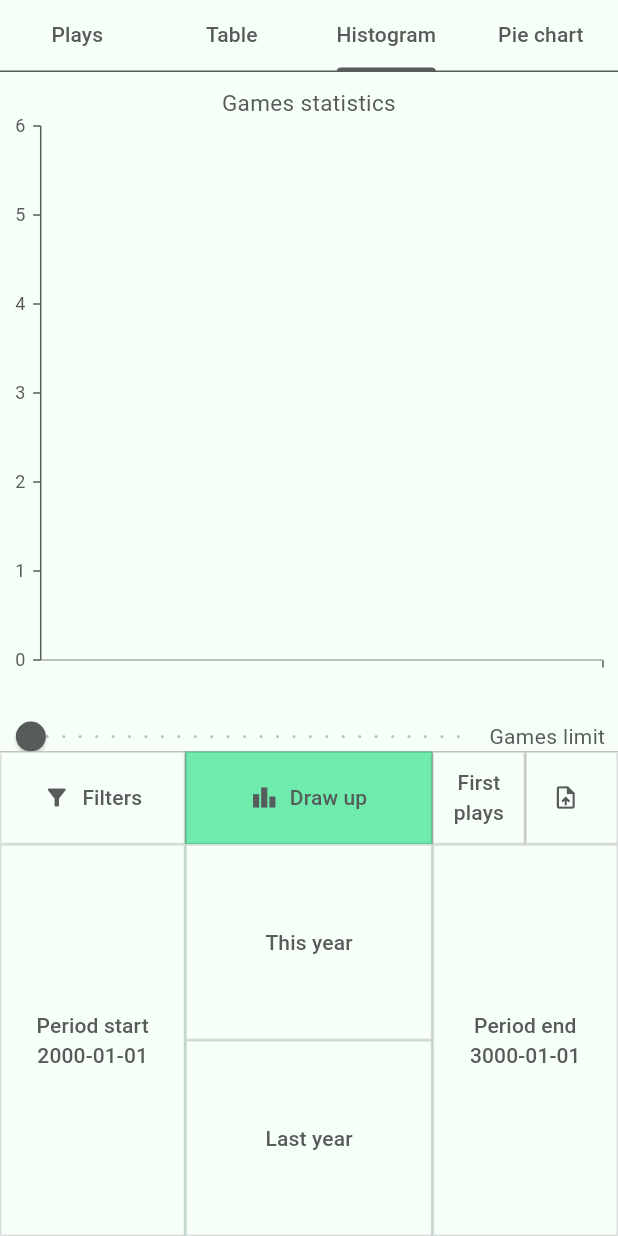
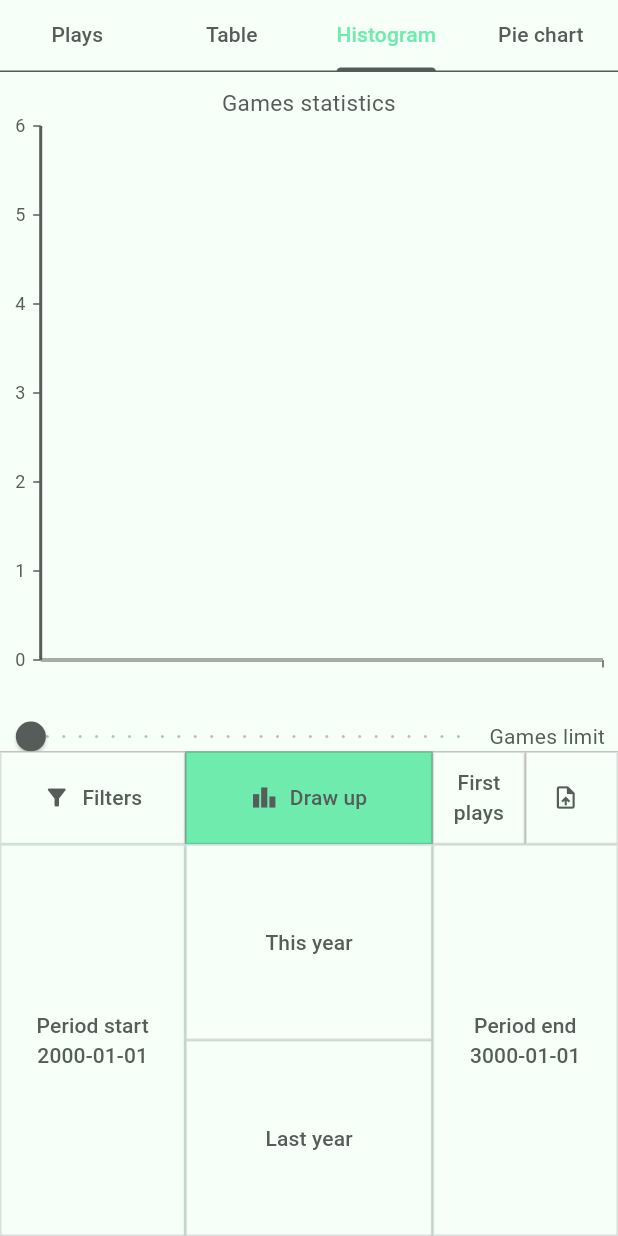
Before and after one commit to Dradass/bggSparrow-flutter, a Flutter app: the Statistics screen opened directly, tab 3 chosen, on a phone screen of 412 x 824 dp. Run offline on Flutter 3.47's test engine with Material 3 defaults, Android fonts, the phone set to English and light mode, and no system bars; our stand-ins replace camera, connectivity_plus, flutter_colorpicker, flutter_secure_storage, open_file, shared_preferences and 3 more; missing offline and left inert: camera_platform_interface, encrypt, flutter_pixelmatching, requests, tutorial_coach_mark; accounts and stored records are empty; generated files the repository leaves out were written again; network calls fail; statements that could not run were skipped.

Commit message:
Widget texts color fix

```diff
--- a/lib/pages/log_page.dart
+++ b/lib/pages/log_page.dart
@@ -311,7 +311,8 @@ class _LogPageState extends State<LogPage> {
                           color: Theme.of(context).colorScheme.primary))),
               const Divider(),
               ListTile(
-                leading: const Icon(Icons.logout),
+                leading: Icon(Icons.logout,
+                    color: Theme.of(context).colorScheme.primary),
                 title: Text(S.of(context).logOut,
                     style: TextStyle(
                         color: Theme.of(context).colorScheme.primary)),
@@ -322,7 +323,8 @@ class _LogPageState extends State<LogPage> {
                 },
               ),
               ListTile(
-                leading: const Icon(Icons.sync),
+                leading: Icon(Icons.sync,
+                    color: Theme.of(context).colorScheme.primary),
                 title: Text(S.of(context).loadAllData,
                     style: TextStyle(
                         color: Theme.of(context).colorScheme.primary)),
@@ -334,7 +336,8 @@ class _LogPageState extends State<LogPage> {
                 },
               ),
               ListTile(
-                leading: const Icon(Icons.clear),
+                leading: Icon(Icons.clear,
+                    color: Theme.of(context).colorScheme.primary),
                 title: Text(S.of(context).wipeAllLocalData,
                     style: TextStyle(
                         color: Theme.of(context).colorScheme.primary)),
@@ -399,8 +402,10 @@ class _LogPageState extends State<LogPage> {
               ),
               ListTile(
                 leading: isOnlineSearchModeDefault
-                    ? Icon(Icons.wifi)
-                    : Icon(Icons.wifi_off),
+                    ? Icon(Icons.wifi,
+                        color: Theme.of(context).colorScheme.primary)
+                    : Icon(Icons.wifi_off,
+                        color: Theme.of(context).colorScheme.primary),
                 title: Row(
                   children: [
                     Text(
@@ -420,7 +425,8 @@ class _LogPageState extends State<LogPage> {
               ),
               ListTile(
                 leading: Icon(
-                    simpleIndicatorMode ? Icons.circle : Icons.fingerprint),
+                    simpleIndicatorMode ? Icons.circle : Icons.fingerprint,
+                    color: Theme.of(context).colorScheme.primary),
                 title: Row(
                   children: [
                     Text(
--- a/lib/pages/statistics.dart
+++ b/lib/pages/statistics.dart
@@ -121,12 +121,16 @@ class _StatisticsState extends State<Statistics> {
       child: Column(
         mainAxisSize: MainAxisSize.min,
         children: <Widget>[
-          TabBar(tabs: [
-            Tab(text: S.of(context).plays),
-            Tab(text: S.of(context).table),
-            Tab(text: S.of(context).histogram),
-            Tab(text: S.of(context).pieChart),
-          ]),
+          TabBar(
+              labelColor:
+                  Theme.of(context).colorScheme.secondary, // Активная вкладка
+              unselectedLabelColor: Theme.of(context).colorScheme.primary,
+              tabs: [
+                Tab(text: S.of(context).plays),
+                Tab(text: S.of(context).table),
+                Tab(text: S.of(context).histogram),
+                Tab(text: S.of(context).pieChart),
+              ]),
           LayoutBuilder(builder: ((context, constraints) {
             return SizedBox(
               height: MediaQuery.of(context).size.height * 0.50,
@@ -256,11 +260,42 @@ class _StatisticsState extends State<Statistics> {
                     ))),
                 SafeArea(
                   child: SfCartesianChart(
-                    title: ChartTitle(text: S.of(context).gamesStats),
-                    primaryXAxis: const CategoryAxis(
+                    title: ChartTitle(
+                        text: S.of(context).gamesStats,
+                        textStyle: TextStyle(
+                            color: Theme.of(context).colorScheme.primary)),
+                    primaryXAxis: CategoryAxis(
+                      labelStyle: TextStyle(
+                          color: Theme.of(context).colorScheme.primary),
                       labelRotation: 270,
                       interval: 1,
                       majorGridLines: MajorGridLines(width: 0),
+                      axisLine: AxisLine(
+                        color: Theme.of(context)
+                            .colorScheme
+                            .primary, // Желаемый цвет
+                        width: 2, // Толщина линии
+                      ),
+                      majorTickLines: MajorTickLines(
+                        color: Theme.of(context)
+                            .colorScheme
+                            .primary, // Цвет засечек
+                      ),
+                    ),
+                    primaryYAxis: NumericAxis(
+                      axisLine: AxisLine(
+                        color: Theme.of(context)
+                            .colorScheme
+                            .primary, // Желаемый цвет
+                        width: 2, // Толщина линии
+                      ),
+                      majorTickLines: MajorTickLines(
+                        color: Theme.of(context)
+                            .colorScheme
+                            .primary, // Цвет засечек
+                      ),
+                      labelStyle: TextStyle(
+                          color: Theme.of(context).colorScheme.primary),
                     ),
                     tooltipBehavior: TooltipBehavior(enable: true),
                     series: <CartesianSeries<_GamePlaysCount, String>>[
@@ -277,10 +312,16 @@ class _StatisticsState extends State<Statistics> {
                 ),
                 SafeArea(
                   child: SfCircularChart(
-                    title: ChartTitle(text: S.of(context).gamesStats),
+                    title: ChartTitle(
+                        text: S.of(context).gamesStats,
+                        textStyle: TextStyle(
+                            color: Theme.of(context).colorScheme.primary)),
                     margin: const EdgeInsets.all(0),
-                    legend: const Legend(
-                        isVisible: true, position: LegendPosition.bottom),
+                    legend: Legend(
+                        isVisible: true,
+                        position: LegendPosition.bottom,
+                        textStyle: TextStyle(
+                            color: Theme.of(context).colorScheme.primary)),
                     tooltipBehavior: TooltipBehavior(enable: true),
                     series: <PieSeries<_GamePlaysCount, String>>[
                       PieSeries(
```
